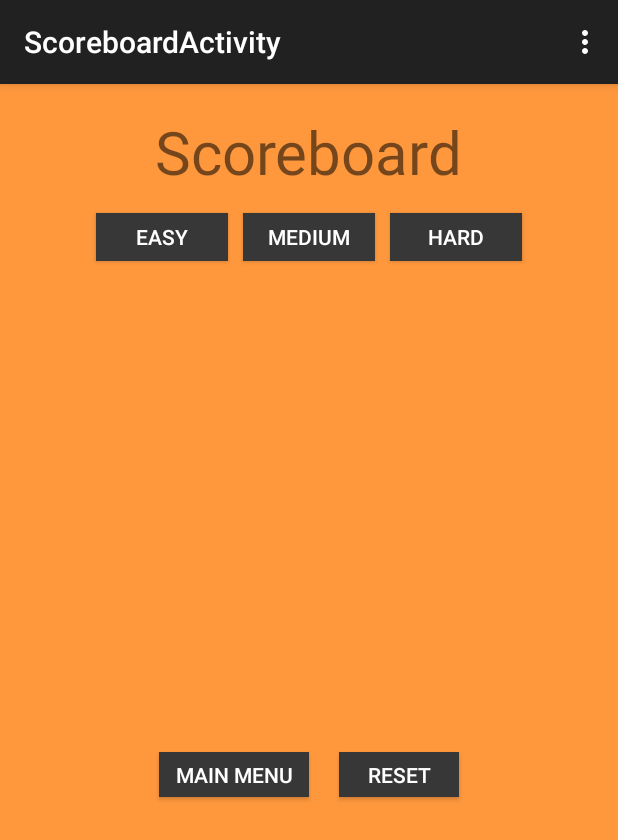
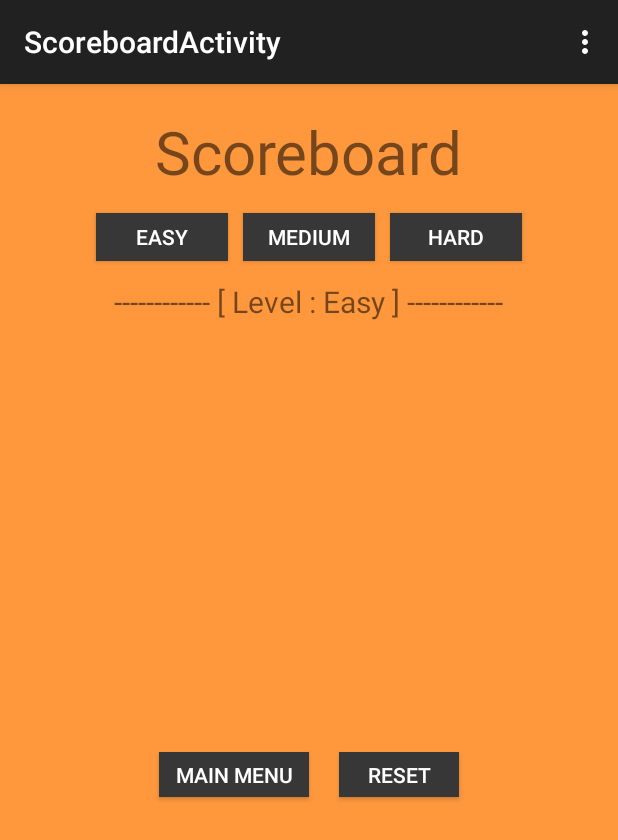
Before and after one commit to mintmymelo/YOU, an Android app: the ScoreboardActivity screen opened directly, with no data from a screen before it, on a phone screen of 412 x 824 dp. Shown: the top 840 px of the screen. Run offline under Robolectric (Android 15) with nearby library versions, the phone set to English and light mode, and no system bars.

Commit message:
BS_Project_v_1.18
real final edition!

```diff
--- a/app/src/main/java/com/example/penpitcha/you/ScoreboardActivity.java
+++ b/app/src/main/java/com/example/penpitcha/you/ScoreboardActivity.java
@@ -13,19 +13,41 @@ import android.widget.ListView;
 import android.widget.RadioGroup;
 import android.widget.SimpleCursorAdapter;
 import android.widget.TextView;
+import android.widget.Toast;
 
 
 public class ScoreboardActivity extends ActionBarActivity {
 
     GameDBHelper helper;
     SQLiteDatabase db;
-    int rank = 0;
     SimpleCursorAdapter adapter;
 
     @Override
     protected void onCreate(Bundle savedInstanceState) {
         super.onCreate(savedInstanceState);
         setContentView(R.layout.activity_scoreboard);
+
+        TextView tvSBLevelName;
+        Cursor cursor;
+        ListView lv;
+
+        tvSBLevelName = (TextView) findViewById(R.id.tvSBLevelName);
+        tvSBLevelName.setText("------------ [ Level : Easy ] ------------");
+
+        helper = new GameDBHelper(this);
+        db = helper.getReadableDatabase();
+        cursor = db.rawQuery("SELECT _id, name, score FROM scoreboard WHERE level=? ORDER BY score DESC;", new String[]{"easy"});
+
+        adapter = new SimpleCursorAdapter(this,
+                R.layout.mynewlistview, // A textview
+                cursor, // cursor to a data collection
+                new String[] {"name", "score"}, // column to be displayed
+                new int[] {R.id.tvListName,R.id.tvListScore}, // ID of textview to display
+                0);
+
+        lv = (ListView)findViewById(R.id.listView);
+        lv.setAdapter(adapter);
+
     }
 
 
@@ -108,7 +130,11 @@ public class ScoreboardActivity extends ActionBarActivity {
             case R.id.btResetList:
 
                 db = helper.getWritableDatabase();
-                int n_rows = db.delete("scoreboard", "", null);
+                db.delete("scoreboard", "", null);
+                Toast t = Toast.makeText(this.getApplicationContext(),
+                        "Scoreboard RESET!",
+                        Toast.LENGTH_LONG);
+                t.show();
 
 
                 break;
--- a/app/src/main/res/layout/activity_main.xml
+++ b/app/src/main/res/layout/activity_main.xml
@@ -36,7 +36,7 @@
 
     <EditText
         android:layout_width="fill_parent"
-        android:layout_height="wrap_content"
+        android:layout_height="35dp"
         android:id="@+id/etName"
         android:background="#ffededed"
         android:textSize="33dp"
```
Also changed, not shown: app/src/main/java/com/example/penpitcha/you/PlayActivity.java (+10 -8 lines).
